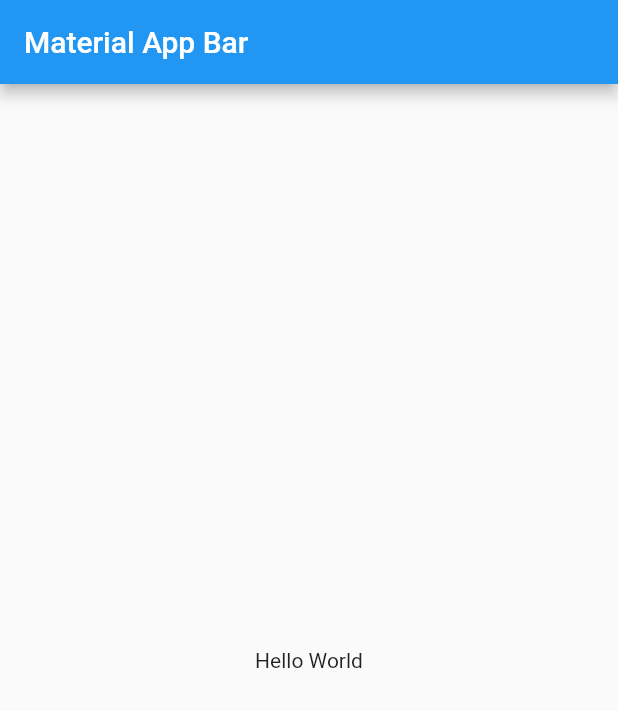
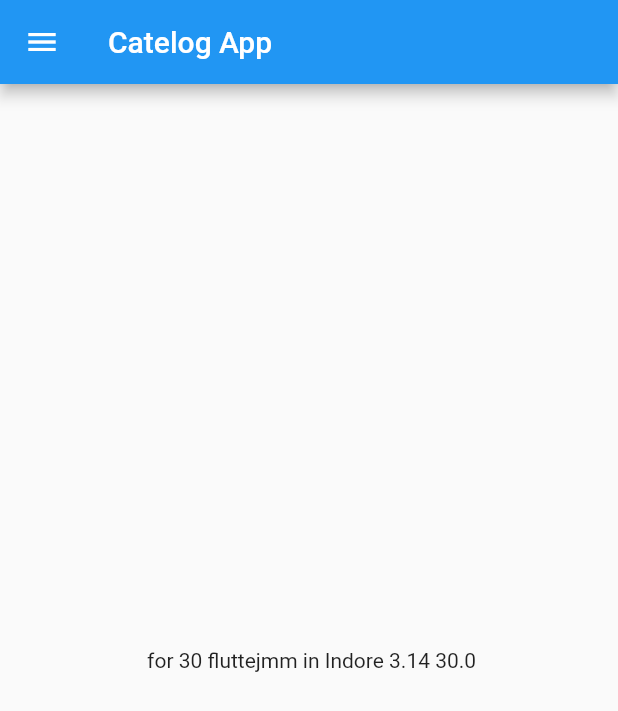
Before and after one commit to anteshtiwari/online_store, a Flutter app: the screen it shows after launch, on a phone screen of 412 x 824 dp. Shown: the top 711 px of the screen. Run offline on Flutter 3.47's test engine with Material 2 defaults, Android fonts, the phone set to English and light mode, and no system bars.

Commit message:
day 1 part 1 completed

```diff
--- /dev/null
+++ b/lib/home_page.dart
@@ -0,0 +1,26 @@
+import 'package:flutter/material.dart';
+
+class HomePage extends StatelessWidget {
+  @override
+  Widget build(BuildContext context) {
+    int days = 30;
+    String name = "Indore";
+    const pi = 3.14;
+    bool isMale = true;
+    num temp = 30.0;
+
+    return MaterialApp(
+      home: Scaffold(
+        appBar: AppBar(
+          title: Text("Catelog App"),
+        ),
+        body: Center(
+          child: Container(
+            child: Text(' for $days fluttejmm in $name $pi $temp'),
+          ),
+        ),
+        drawer: Drawer(),
+      ),
+    );
+  }
+}
--- a/lib/main.dart
+++ b/lib/main.dart
@@ -1,22 +1,15 @@
 import 'package:flutter/material.dart';
+import 'package:online_store/home_page.dart';
 
-void main() => runApp(const MyApp());
+void main() {
+  runApp(MyApp());
+}
 
 class MyApp extends StatelessWidget {
-  const MyApp({super.key});
-
   @override
   Widget build(BuildContext context) {
     return MaterialApp(
-      title: 'Material App',
-      home: Scaffold(
-        appBar: AppBar(
-          title: const Text('Material App Bar'),
-        ),
-        body: const Center(
-          child: Text('Hello World'),
-        ),
-      ),
+      home: HomePage(),
     );
   }
 }
```
Also changed, not shown: 1 other file.
